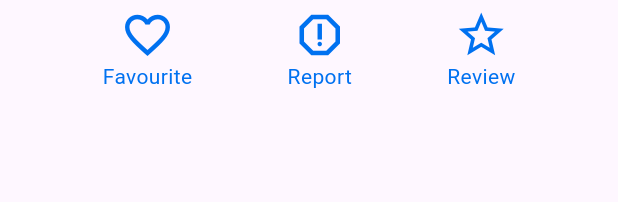
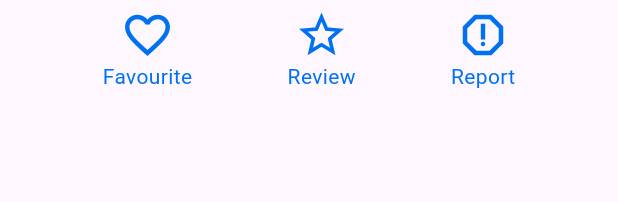
Before and after one commit to tojidevgame/MobileNC_20120597, a Flutter app: the OptionsOnTutorProfile widget shown alone on an empty page, opened directly, on a phone screen of 412 x 824 dp. Shown: the top 202 px of the screen. Run offline on Flutter 3.47's test engine with Material 2 defaults, Android fonts, the phone set to English and light mode, and no system bars; our stand-ins replace another_flushbar, video_player; missing offline and left inert: country_flags, flutter_pdfview; network calls fail.

Commit message:
complete show detail infor tutor

```diff
--- a/project_source_code_20120597/lib/features/authen/screens/register_screen.dart
+++ b/project_source_code_20120597/lib/features/authen/screens/register_screen.dart
@@ -1,8 +1,6 @@
 import 'package:flutter/material.dart';
 import 'package:lettutor_mobile_toji/commons/const_var.dart';
 import 'package:lettutor_mobile_toji/features/list_teacher/screens/screen_list_teacher.dart';
-import 'package:lettutor_mobile_toji/features/authen/provider/authprovider.dart';
-import 'package:provider/provider.dart';
 
 class RegisterScreen extends StatefulWidget {
   const RegisterScreen({Key? key}) : super(key: key);
--- a/project_source_code_20120597/lib/features/tutor_profile/ui_components/options_tutor_profile.dart
+++ b/project_source_code_20120597/lib/features/tutor_profile/ui_components/options_tutor_profile.dart
@@ -37,6 +37,19 @@ class OptionsOnTutorProfileState extends State<OptionsOnTutorProfile> {
           Column(
             children: <Widget>[
               Icon(
+                Icons.star_border_outlined,
+                color: primaryColor,
+                size: 36.0,
+              ),
+              Text(
+                'Review',
+                style: TextStyle(color: primaryColor),
+              ),
+            ],
+          ),
+          Column(
+            children: <Widget>[
+              Icon(
                 Icons.report_outlined,
                 color: primaryColor,
                 size: 36.0,
@@ -49,21 +62,6 @@ class OptionsOnTutorProfileState extends State<OptionsOnTutorProfile> {
               ),
             ],
           ),
-          Column(
-            children: <Widget>[
-              Icon(
-                Icons.star_border_outlined,
-                color: primaryColor,
-                size: 36.0,
-              ),
-              Text(
-                'Review',
-                style: TextStyle(
-                  color: primaryColor
-                ),
-              ),
-            ],
-          ),
         ],
       ),
     );
```
Also changed, not shown: project_source_code_20120597/lib/features/lesson_detail/screens/lesson_detail.dart (+2 -7 lines), project_source_code_20120597/lib/features/tutor_profile/screens/tutor_profile.dart (+6 -1 lines), project_source_code_20120597/lib/features/tutor_profile/ui_components/tutor_main_info.dart (+14 -1 lines).
